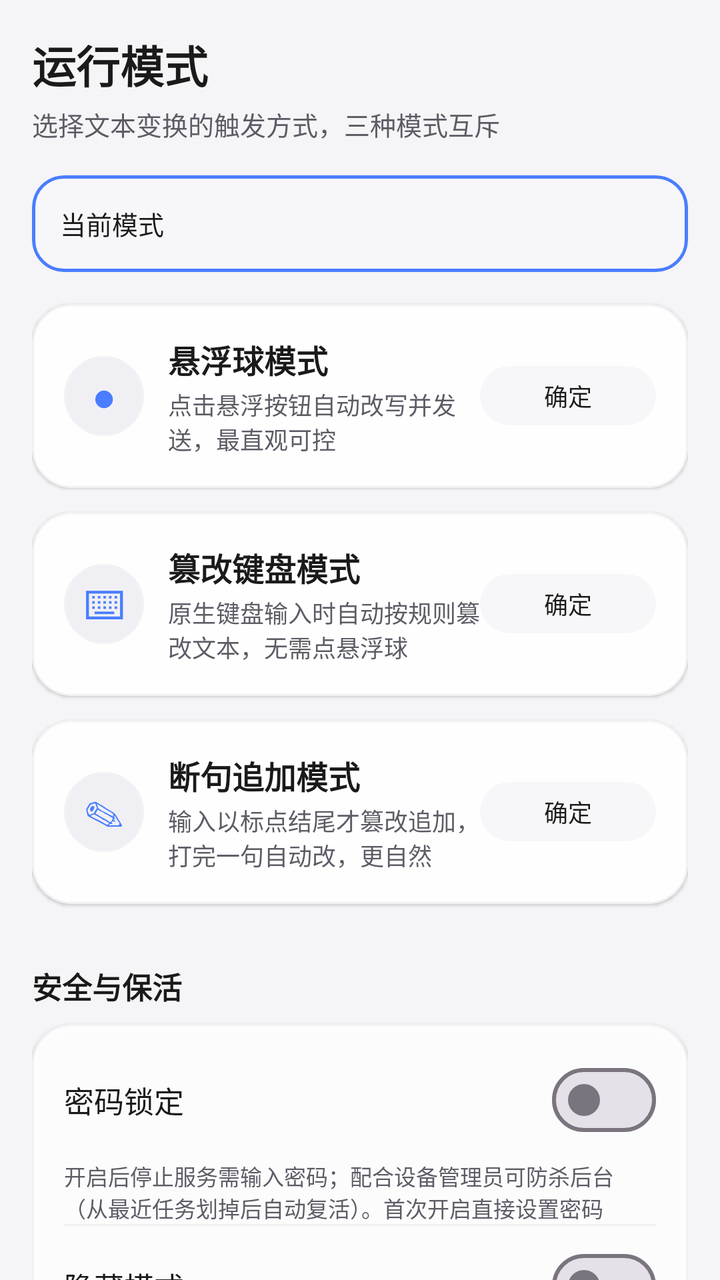
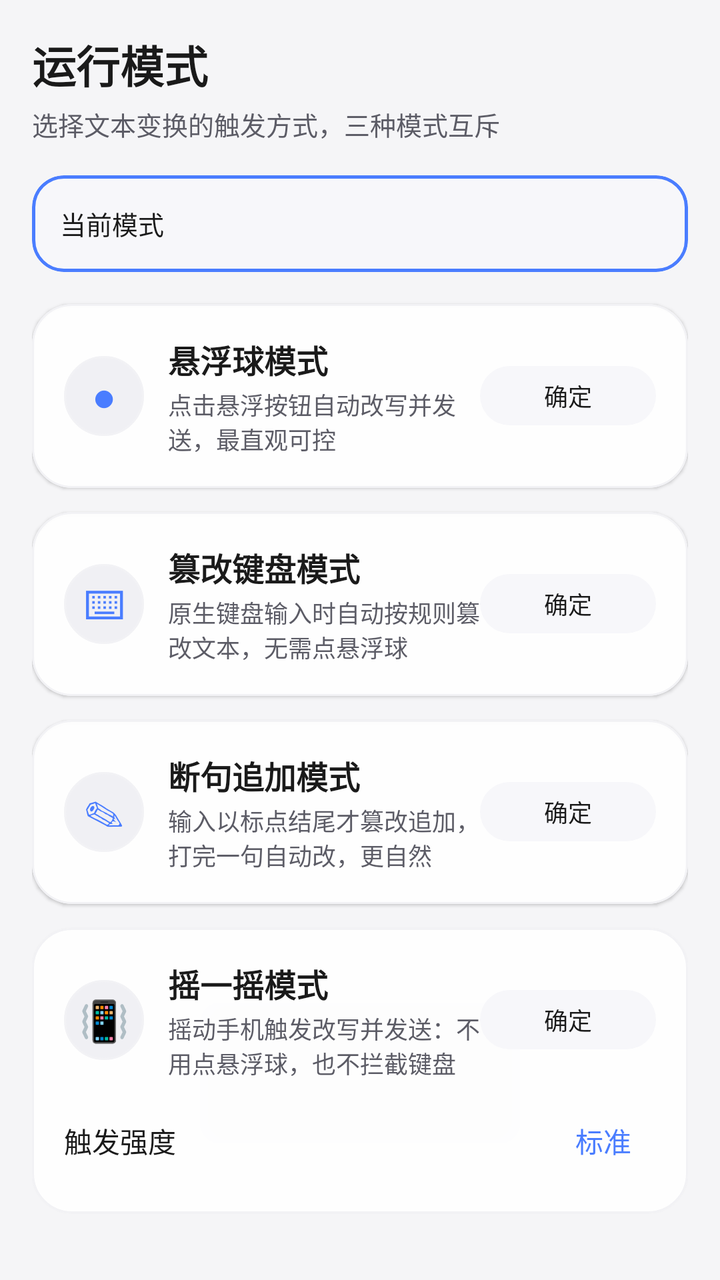

An Android layout rendered at two revisions. The XML below is the earlier revision; the diff shows what the commit changed to produce the second picture.
<!-- AndroidManifest.xml: application theme Theme.NekoType -->
<!-- res/layout/fragment_mode.xml -->
<?xml version="1.0" encoding="utf-8"?>
<androidx.core.widget.NestedScrollView xmlns:android="http://schemas.android.com/apk/res/android"
    xmlns:app="http://schemas.android.com/apk/res-auto"
    android:layout_width="match_parent"
    android:layout_height="match_parent"
    android:fillViewport="true">

    <LinearLayout
        android:layout_width="match_parent"
        android:layout_height="wrap_content"
        android:orientation="vertical"
        android:padding="16dp">

        
        <TextView
            android:layout_width="wrap_content"
            android:layout_height="wrap_content"
            android:text="@string/mode_title"
            android:textSize="@dimen/ts_22"
            android:textStyle="bold"
            android:textColor="?attr/colorOnSurface"/>
        <TextView
            android:layout_width="match_parent"
            android:layout_height="wrap_content"
            android:text="@string/mode_subtitle"
            android:textSize="@dimen/ts_13"
            android:textColor="?attr/colorOnSurfaceVariant"
            android:layout_marginTop="4dp"
            android:layout_marginBottom="16dp"/>

        
        <com.google.android.material.card.MaterialCardView
            android:layout_width="match_parent"
            android:layout_height="wrap_content"
            app:cardCornerRadius="16dp"
            app:cardElevation="0dp"
            app:strokeColor="?attr/colorPrimary"
            app:strokeWidth="1.5dp"
            app:cardBackgroundColor="?attr/colorPrimaryContainer"
            android:layout_marginBottom="16dp">
            <LinearLayout
                android:layout_width="match_parent"
                android:layout_height="wrap_content"
                android:orientation="horizontal"
                android:gravity="center_vertical"
                android:padding="14dp">
                <TextView
                    android:layout_width="wrap_content"
                    android:layout_height="wrap_content"
                    android:text="@string/mode_current"
                    android:textSize="@dimen/ts_13"
                    android:textColor="?attr/colorOnPrimaryContainer"/>
                <TextView
                    android:id="@+id/tvCurrentMode"
                    android:layout_width="0dp"
                    android:layout_height="wrap_content"
                    android:layout_weight="1"
                    android:layout_marginStart="8dp"
                    android:textSize="@dimen/ts_15"
                    android:textStyle="bold"
                    android:textColor="?attr/colorOnPrimaryContainer"/>
            </LinearLayout>
        </com.google.android.material.card.MaterialCardView>

        
        <com.google.android.material.card.MaterialCardView
            android:id="@+id/cardModeFab"
            android:layout_width="match_parent"
            android:layout_height="wrap_content"
            app:cardCornerRadius="20dp"
            app:cardElevation="1dp"
            app:strokeColor="?attr/colorOutlineVariant"
            app:strokeWidth="1dp"
            app:cardBackgroundColor="?attr/colorSurface"
            android:layout_marginBottom="12dp"
            android:clickable="true"
            android:focusable="true"
            android:foreground="?attr/selectableItemBackground">
            <LinearLayout
                android:layout_width="match_parent"
                android:layout_height="wrap_content"
                android:orientation="vertical"
                android:padding="16dp">
                <LinearLayout
                    android:layout_width="match_parent"
                    android:layout_height="wrap_content"
                    android:orientation="horizontal"
                    android:gravity="center_vertical">
                    <TextView
                        android:layout_width="40dp"
                        android:layout_height="40dp"
                        android:text="●"
                        android:textSize="@dimen/ts_20"
                        android:gravity="center"
                        android:textColor="@color/md_theme_primary"
                        android:background="@drawable/bg_circle"/>
                    <LinearLayout
                        android:layout_width="0dp"
                        android:layout_height="wrap_content"
                        android:layout_weight="1"
                        android:layout_marginStart="12dp"
                        android:orientation="vertical">
                        <TextView
                            android:layout_width="wrap_content"
                            android:layout_height="wrap_content"
                            android:text="@string/mode_fab"
                            android:textSize="@dimen/ts_16"
                            android:textStyle="bold"
                            android:textColor="?attr/colorOnSurface"/>
                        <TextView
                            android:layout_width="match_parent"
                            android:layout_height="wrap_content"
                            android:text="@string/mode_fab_desc"
                            android:textSize="@dimen/ts_12"
                            android:textColor="?attr/colorOnSurfaceVariant"
                            android:layout_marginTop="2dp"/>
                    </LinearLayout>
                    <com.google.android.material.button.MaterialButton
                        android:id="@+id/btnSelectFab"
                        style="@style/Widget.Material3.Button.TonalButton"
                        android:layout_width="wrap_content"
                        android:layout_height="wrap_content"
                        android:minHeight="36dp"
                        android:textSize="@dimen/ts_12"
                        android:text="@string/u71"/>
                </LinearLayout>
            </LinearLayout>
        </com.google.android.material.card.MaterialCardView>

        
        <com.google.android.material.card.MaterialCardView
            android:id="@+id/cardModeForce"
            android:layout_width="match_parent"
            android:layout_height="wrap_content"
            app:cardCornerRadius="20dp"
            app:cardElevation="1dp"
            app:strokeColor="?attr/colorOutlineVariant"
            app:strokeWidth="1dp"
            app:cardBackgroundColor="?attr/colorSurface"
            android:layout_marginBottom="12dp"
            android:clickable="true"
            android:focusable="true"
            android:foreground="?attr/selectableItemBackground">
            <LinearLayout
                android:layout_width="match_parent"
                android:layout_height="wrap_content"
                android:orientation="vertical"
                android:padding="16dp">
                <LinearLayout
                    android:layout_width="match_parent"
                    android:layout_height="wrap_content"
                    android:orientation="horizontal"
                    android:gravity="center_vertical">
                    <TextView
                        android:layout_width="40dp"
                        android:layout_height="40dp"
                        android:text="⌨"
                        android:textSize="@dimen/ts_20"
                        android:gravity="center"
                        android:textColor="@color/md_theme_primary"
                        android:background="@drawable/bg_circle"/>
                    <LinearLayout
                        android:layout_width="0dp"
                        android:layout_height="wrap_content"
                        android:layout_weight="1"
                        android:layout_marginStart="12dp"
                        android:orientation="vertical">
                        <TextView
                            android:layout_width="wrap_content"
                            android:layout_height="wrap_content"
                            android:text="@string/mode_force_keyboard"
                            android:textSize="@dimen/ts_16"
                            android:textStyle="bold"
                            android:textColor="?attr/colorOnSurface"/>
                        <TextView
                            android:layout_width="match_parent"
                            android:layout_height="wrap_content"
                            android:text="@string/mode_force_keyboard_desc"
                            android:textSize="@dimen/ts_12"
                            android:textColor="?attr/colorOnSurfaceVariant"
                            android:layout_marginTop="2dp"/>
                    </LinearLayout>
                    <com.google.android.material.button.MaterialButton
                        android:id="@+id/btnSelectForce"
                        style="@style/Widget.Material3.Button.TonalButton"
                        android:layout_width="wrap_content"
                        android:layout_height="wrap_content"
                        android:minHeight="36dp"
                        android:textSize="@dimen/ts_12"
                        android:text="@string/u71"/>
                </LinearLayout>
            </LinearLayout>
        </com.google.android.material.card.MaterialCardView>

        
        <com.google.android.material.card.MaterialCardView
            android:id="@+id/cardModePunct"
            android:layout_width="match_parent"
            android:layout_height="wrap_content"
            app:cardCornerRadius="20dp"
            app:cardElevation="1dp"
            app:strokeColor="?attr/colorOutlineVariant"
            app:strokeWidth="1dp"
            app:cardBackgroundColor="?attr/colorSurface"
            android:layout_marginBottom="12dp"
            android:clickable="true"
            android:focusable="true"
            android:foreground="?attr/selectableItemBackground">
            <LinearLayout
                android:layout_width="match_parent"
                android:layout_height="wrap_content"
                android:orientation="vertical"
                android:padding="16dp">
                <LinearLayout
                    android:layout_width="match_parent"
                    android:layout_height="wrap_content"
                    android:orientation="horizontal"
                    android:gravity="center_vertical">
                    <TextView
                        android:layout_width="40dp"
                        android:layout_height="40dp"
                        android:text="✎"
                        android:textSize="@dimen/ts_20"
                        android:gravity="center"
                        android:textColor="@color/md_theme_primary"
                        android:background="@drawable/bg_circle"/>
                    <LinearLayout
                        android:layout_width="0dp"
                        android:layout_height="wrap_content"
                        android:layout_weight="1"
                        android:layout_marginStart="12dp"
                        android:orientation="vertical">
                        <TextView
                            android:layout_width="wrap_content"
                            android:layout_height="wrap_content"
                            android:text="@string/mode_punct_append"
                            android:textSize="@dimen/ts_16"
                            android:textStyle="bold"
                            android:textColor="?attr/colorOnSurface"/>
                        <TextView
                            android:layout_width="match_parent"
                            android:layout_height="wrap_content"
                            android:text="@string/mode_punct_append_desc"
                            android:textSize="@dimen/ts_12"
                            android:textColor="?attr/colorOnSurfaceVariant"
                            android:layout_marginTop="2dp"/>
                    </LinearLayout>
                    <com.google.android.material.button.MaterialButton
                        android:id="@+id/btnSelectPunct"
                        style="@style/Widget.Material3.Button.TonalButton"
                        android:layout_width="wrap_content"
                        android:layout_height="wrap_content"
                        android:minHeight="36dp"
                        android:textSize="@dimen/ts_12"
                        android:text="@string/u71"/>
                </LinearLayout>
            </LinearLayout>
        </com.google.android.material.card.MaterialCardView>

        
        <TextView
            android:layout_width="wrap_content"
            android:layout_height="wrap_content"
            android:text="@string/i15"
            android:textSize="@dimen/ts_15"
            android:textStyle="bold"
            android:textColor="?attr/colorOnSurface"
            android:layout_marginTop="18dp"
            android:layout_marginBottom="8dp"/>

        <com.google.android.material.card.MaterialCardView
            android:layout_width="match_parent"
            android:layout_height="wrap_content"
            app:cardCornerRadius="20dp"
            app:cardElevation="1dp"
            app:strokeColor="?attr/colorOutlineVariant"
            app:strokeWidth="1dp"
            app:cardBackgroundColor="?attr/colorSurface">
            <LinearLayout
                android:layout_width="match_parent"
                android:layout_height="wrap_content"
                android:orientation="vertical"
                android:paddingStart="16dp"
                android:paddingEnd="16dp"
                android:paddingTop="8dp"
                android:paddingBottom="8dp">

                <LinearLayout
                    android:layout_width="match_parent"
                    android:layout_height="wrap_content"
                    android:orientation="horizontal"
                    android:gravity="center_vertical"
                    android:paddingTop="6dp"
                    android:paddingBottom="6dp">
                    <TextView
                        android:layout_width="0dp"
                        android:layout_height="wrap_content"
                        android:layout_weight="1"
                        android:text="@string/t61"
                        android:textSize="@dimen/ts_15"
                        android:textColor="?attr/colorOnSurface"/>
                    <com.google.android.material.materialswitch.MaterialSwitch
                        android:id="@+id/swLock"
                        android:layout_width="wrap_content"
                        android:layout_height="wrap_content"/>
                </LinearLayout>
                <TextView
                    android:layout_width="match_parent"
                    android:layout_height="wrap_content"
                    android:text="@string/t62"
                    android:textSize="@dimen/ts_11"
                    android:textColor="?attr/colorOnSurfaceVariant"/>
                <View android:layout_width="match_parent" android:layout_height="1dp" android:background="?attr/colorOutlineVariant"/>

                <LinearLayout
                    android:layout_width="match_parent"
                    android:layout_height="wrap_content"
                    android:orientation="horizontal"
                    android:gravity="center_vertical"
                    android:paddingTop="6dp"
                    android:paddingBottom="6dp">
                    <TextView
                        android:layout_width="0dp"
                        android:layout_height="wrap_content"
                        android:layout_weight="1"
                        android:text="@string/t67"
                        android:textSize="@dimen/ts_15"
                        android:textColor="?attr/colorOnSurface"/>
                    <com.google.android.material.materialswitch.MaterialSwitch
                        android:id="@+id/swHiddenMode"
                        android:layout_width="wrap_content"
                        android:layout_height="wrap_content"/>
                </LinearLayout>
                <TextView
                    android:layout_width="match_parent"
                    android:layout_height="wrap_content"
                    android:text="@string/t68"
                    android:textSize="@dimen/ts_11"
                    android:textColor="?attr/colorOnSurfaceVariant"/>
                <View android:layout_width="match_parent" android:layout_height="1dp" android:background="?attr/colorOutlineVariant"/>

                <LinearLayout
                    android:layout_width="match_parent"
                    android:layout_height="wrap_content"
                    android:orientation="horizontal"
                    android:gravity="center_vertical"
                    android:paddingTop="6dp"
                    android:paddingBottom="6dp">
                    <TextView
                        android:layout_width="0dp"
                        android:layout_height="wrap_content"
                        android:layout_weight="1"
                        android:text="@string/t63"
                        android:textSize="@dimen/ts_15"
                        android:textColor="?attr/colorOnSurface"/>
                    <com.google.android.material.materialswitch.MaterialSwitch
                        android:id="@+id/swHeartbeat"
                        android:layout_width="wrap_content"
                        android:layout_height="wrap_content"/>
                </LinearLayout>
                <TextView
                    android:layout_width="match_parent"
                    android:layout_height="wrap_content"
                    android:text="@string/t64"
                    android:textSize="@dimen/ts_11"
                    android:textColor="?attr/colorOnSurfaceVariant"/>
                <View android:layout_width="match_parent" android:layout_height="1dp" android:background="?attr/colorOutlineVariant"/>

                <LinearLayout
                    android:layout_width="match_parent"
                    android:layout_height="wrap_content"
                    android:orientation="horizontal"
                    android:gravity="center_vertical"
                    android:paddingTop="6dp"
                    android:paddingBottom="6dp">
                    <TextView
                        android:layout_width="0dp"
                        android:layout_height="wrap_content"
                        android:layout_weight="1"
                        android:text="@string/t65"
                        android:textSize="@dimen/ts_15"
                        android:textColor="?attr/colorOnSurface"/>
                    <com.google.android.material.materialswitch.MaterialSwitch
                        android:id="@+id/swCrashRestart"
                        android:layout_width="wrap_content"
                        android:layout_height="wrap_content"/>
                </LinearLayout>
                <TextView
                    android:layout_width="match_parent"
                    android:layout_height="wrap_content"
                    android:text="@string/t66"
                    android:textSize="@dimen/ts_11"
                    android:textColor="?attr/colorOnSurfaceVariant"
                    android:paddingBottom="4dp"/>
            </LinearLayout>
        </com.google.android.material.card.MaterialCardView>

        <TextView
            android:layout_width="match_parent"
            android:layout_height="wrap_content"
            android:textSize="@dimen/ts_12"
            android:textColor="?attr/colorOnSurfaceVariant"
            android:layout_marginTop="14dp"
            android:layout_marginBottom="28dp"
            android:text="@string/t73"/>
    </LinearLayout>
</androidx.core.widget.NestedScrollView>
<!-- resources referenced by this layout -->
<resources>
  <color name="md_theme_primary">@color/accent_blue</color>
  <dimen name="ts_11">11sp</dimen>
  <dimen name="ts_12">12sp</dimen>
  <dimen name="ts_13">13sp</dimen>
  <dimen name="ts_15">15sp</dimen>
  <dimen name="ts_16">16sp</dimen>
  <dimen name="ts_20">20sp</dimen>
  <dimen name="ts_22">22sp</dimen>
  <!-- drawable bg_circle (drawable) -->
  <?xml version="1.0" encoding="utf-8"?>
  <shape xmlns:android="http://schemas.android.com/apk/res/android"
      android:shape="oval">
      <solid android:color="@color/bg_2"/>
      <stroke android:width="1dp" android:color="@color/divider"/>
  </shape>
  <string name="i15">安全与保活</string>
  <string name="mode_current">当前模式</string>
  <string name="mode_fab">悬浮球模式</string>
  <string name="mode_fab_desc">点击悬浮按钮自动改写并发送，最直观可控</string>
  <string name="mode_force_keyboard">篡改键盘模式</string>
  <string name="mode_force_keyboard_desc">原生键盘输入时自动按规则篡改文本，无需点悬浮球</string>
  <string name="mode_punct_append">断句追加模式</string>
  <string name="mode_punct_append_desc">输入以标点结尾才篡改追加，打完一句自动改，更自然</string>
  <string name="mode_subtitle">选择文本变换的触发方式，三种模式互斥</string>
  <string name="mode_title">运行模式</string>
  <string name="t61">密码锁定</string>
  <string name="t62">开启后停止服务需输入密码；配合设备管理员可防杀后台（从最近任务划掉后自动复活）。首次开启直接设置密码</string>
  <string name="t63">心跳保活</string>
  <string name="t64">每 60 秒闹钟唤醒拉活服务，被系统杀了也能复活（耗电略增，建议配合隐藏模式使用）</string>
  <string name="t65">崩溃自启</string>
  <string name="t66">进程崩溃时自动拉起悬浮服务，防止一次闪退导致服务失联（默认开启）</string>
  <string name="t67">隐藏模式</string>
  <string name="t68">隐藏桌面图标，后台无法显示，别人杀不掉（应用名不加密）；仅通知栏「停止服务」+ 密码可恢复。需先开启密码锁定</string>
  <string name="t73">小贴士：可在系统快捷设置面板添加「NekoType」磁贴，下拉即可一键开关服务；更多选项见右上角设置。</string>
  <string name="u71">确定</string>
  <color name="accent_blue">#4A7DFF</color>
  <color name="bg_2">#F0F0F4</color>
  <color name="divider">@color/border_glass</color>
  <color name="md_theme_onPrimary">#FFFFFF</color>
  <color name="glass_strong">#F7F7FA</color>
  <color name="fg_0">#1A1A1A</color>
  <color name="accent_purple">#9B6CFF</color>
  <color name="fg_1">#5C5C66</color>
  <color name="border_glass">#F2F2F5</color>
  <color name="bg_0">#F5F5F7</color>
  <style name="NekoWindowAnim" parent="@android:style/Animation.Activity">
          <item name="android:activityOpenEnterAnimation">@anim/cyber_activity_enter</item>
          <item name="android:activityOpenExitAnimation">@anim/cyber_activity_exit</item>
          <item name="android:activityCloseEnterAnimation">@anim/cyber_activity_enter</item>
          <item name="android:activityCloseExitAnimation">@null</item>
      </style>
  <!-- unchanged entries left out for length: 1 -->
</resources>

<!-- the commit's change to res/layout/fragment_mode.xml (unified diff, before → after) -->
@@ -258,6 +258,93 @@
         </com.google.android.material.card.MaterialCardView>
 
         
+        <com.google.android.material.card.MaterialCardView
+            android:id="@+id/cardModeShake"
+            android:layout_width="match_parent"
+            android:layout_height="wrap_content"
+            app:cardCornerRadius="20dp"
+            app:cardElevation="1dp"
+            app:strokeColor="?attr/colorOutlineVariant"
+            app:strokeWidth="1dp"
+            app:cardBackgroundColor="?attr/colorSurface"
+            android:layout_marginBottom="12dp"
+            android:clickable="true"
+            android:focusable="true"
+            android:foreground="?attr/selectableItemBackground">
+            <LinearLayout
+                android:layout_width="match_parent"
+                android:layout_height="wrap_content"
+                android:orientation="vertical"
+                android:padding="16dp">
+                <LinearLayout
+                    android:layout_width="match_parent"
+                    android:layout_height="wrap_content"
+                    android:orientation="horizontal"
+                    android:gravity="center_vertical">
+                    <TextView
+                        android:layout_width="40dp"
+                        android:layout_height="40dp"
+                        android:text="📳"
+                        android:textSize="@dimen/ts_20"
+                        android:gravity="center"
+                        android:textColor="@color/md_theme_primary"
+                        android:background="@drawable/bg_circle"/>
+                    <LinearLayout
+                        android:layout_width="0dp"
+                        android:layout_height="wrap_content"
+                        android:layout_weight="1"
+                        android:layout_marginStart="12dp"
+                        android:orientation="vertical">
+                        <TextView
+                            android:layout_width="wrap_content"
+                            android:layout_height="wrap_content"
+                            android:text="@string/mode_shake"
+                            android:textSize="@dimen/ts_16"
+                            android:textStyle="bold"
+                            android:textColor="?attr/colorOnSurface"/>
+                        <TextView
+                            android:layout_width="match_parent"
+                            android:layout_height="wrap_content"
+                            android:text="@string/mode_shake_desc"
+                            android:textSize="@dimen/ts_12"
+                            android:textColor="?attr/colorOnSurfaceVariant"
+                            android:layout_marginTop="2dp"/>
+                    </LinearLayout>
+                    <com.google.android.material.button.MaterialButton
+                        android:id="@+id/btnSelectShake"
+                        style="@style/Widget.Material3.Button.TonalButton"
+                        android:layout_width="wrap_content"
+                        android:layout_height="wrap_content"
+                        android:minHeight="36dp"
+                        android:textSize="@dimen/ts_12"
+                        android:text="@string/u71"/>
+                </LinearLayout>
+                <LinearLayout
+                    android:layout_width="match_parent"
+                    android:layout_height="wrap_content"
+                    android:orientation="horizontal"
+                    android:gravity="center_vertical"
+                    android:layout_marginTop="10dp">
+                    <TextView
+                        android:layout_width="0dp"
+                        android:layout_height="wrap_content"
+                        android:layout_weight="1"
+                        android:text="@string/shake_strength_label"
+                        android:textSize="@dimen/ts_14"
+                        android:textColor="?attr/colorOnSurface"/>
+                    <com.google.android.material.button.MaterialButton
+                        android:id="@+id/btnSelectShakeStrength"
+                        style="@style/Widget.Material3.Button.TextButton"
+                        android:layout_width="wrap_content"
+                        android:layout_height="wrap_content"
+                        android:minWidth="0dp"
+                        android:minHeight="0dp"
+                        android:text="@string/shake_level_standard"/>
+                </LinearLayout>
+            </LinearLayout>
+        </com.google.android.material.card.MaterialCardView>
+
+        
         <TextView
             android:layout_width="wrap_content"
             android:layout_height="wrap_content"
<!-- resource entries referenced after the edit -->
@@ -4,6 +4,7 @@
   <dimen name="ts_11">11sp</dimen>
   <dimen name="ts_12">12sp</dimen>
   <dimen name="ts_13">13sp</dimen>
+  <dimen name="ts_14">14sp</dimen>
   <dimen name="ts_15">15sp</dimen>
   <dimen name="ts_16">16sp</dimen>
   <dimen name="ts_20">20sp</dimen>
@@ -23,8 +24,12 @@
   <string name="mode_force_keyboard_desc">原生键盘输入时自动按规则篡改文本，无需点悬浮球</string>
   <string name="mode_punct_append">断句追加模式</string>
   <string name="mode_punct_append_desc">输入以标点结尾才篡改追加，打完一句自动改，更自然</string>
+  <string name="mode_shake">摇一摇模式</string>
+  <string name="mode_shake_desc">摇动手机触发改写并发送：不用点悬浮球，也不拦截键盘</string>
   <string name="mode_subtitle">选择文本变换的触发方式，三种模式互斥</string>
   <string name="mode_title">运行模式</string>
+  <string name="shake_level_standard">标准</string>
+  <string name="shake_strength_label">触发强度</string>
   <string name="t61">密码锁定</string>
   <string name="t62">开启后停止服务需输入密码；配合设备管理员可防杀后台（从最近任务划掉后自动复活）。首次开启直接设置密码</string>
   <string name="t63">心跳保活</string>
